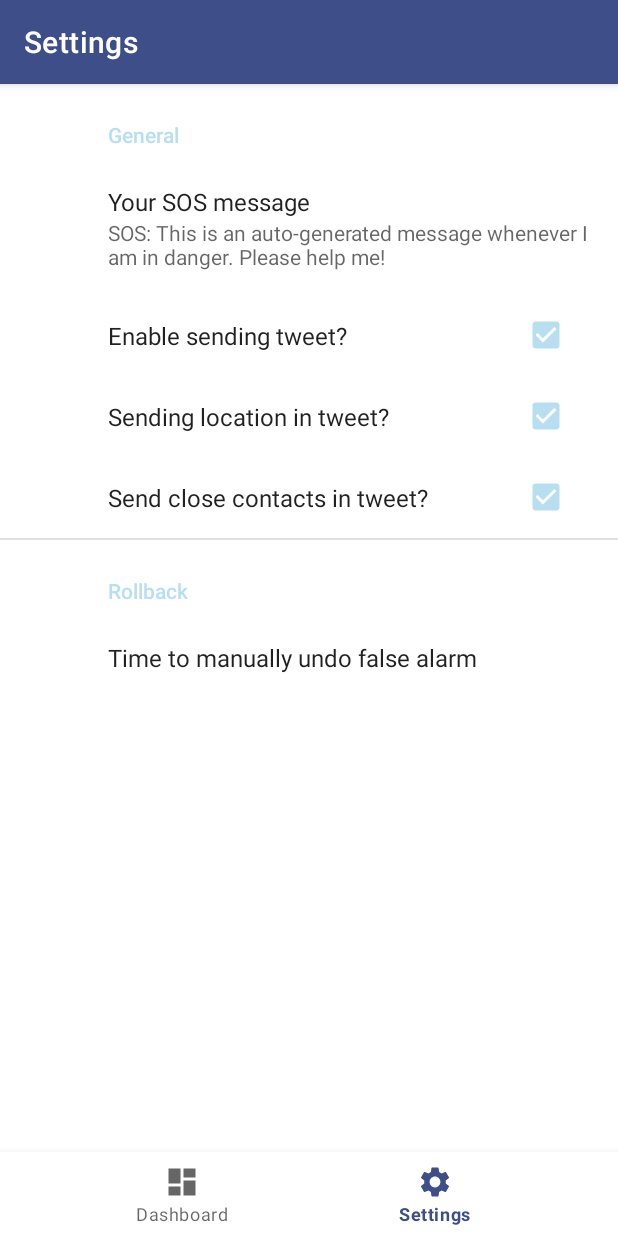
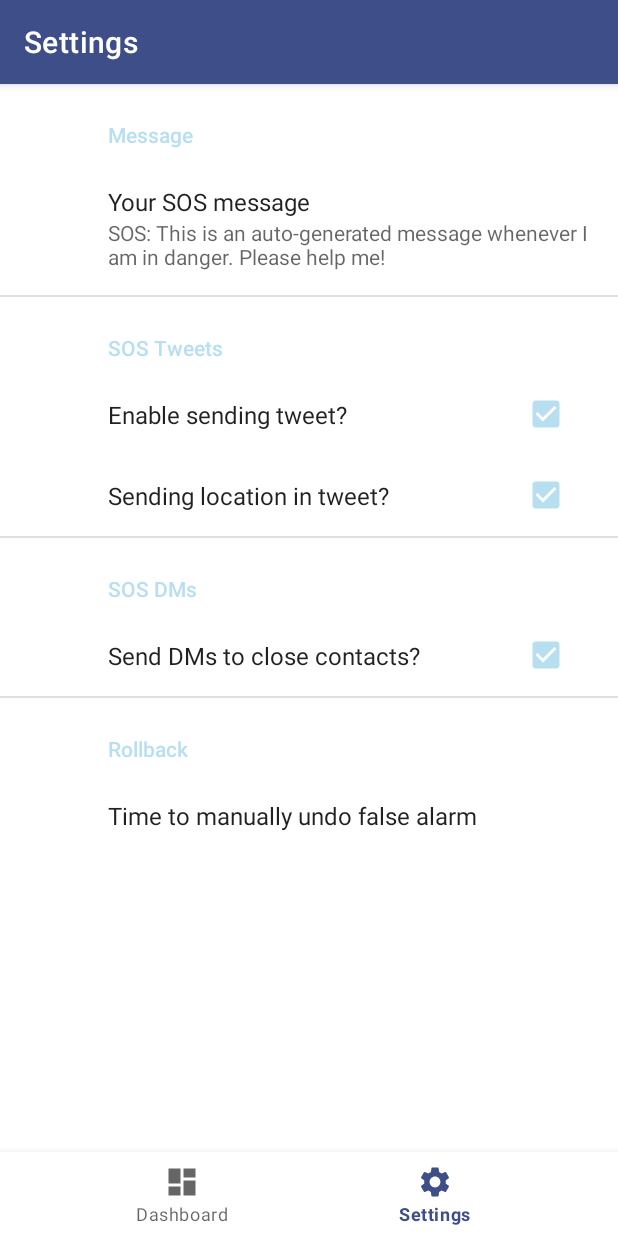
Before and after one commit to ankitshubham97/BroadcastSOS, an Android app: the screen it shows after launch (MainActivity), item 2 of the bottom bar chosen, on a phone screen of 412 x 824 dp. Run offline under Robolectric (Android 15) with nearby library versions, the phone set to English and light mode, and no system bars; our stand-ins replace androidx.preference, navigation-ui; libraries missing offline, so code that uses them is left out: com.github.scribejava.apis, com.github.scribejava.core; network calls fail; 2 statements that could not run were skipped.

Commit message:
feat: send DMs to close contacts

```diff
--- a/app/src/main/java/com/example/broadcastsos/Constants.kt
+++ b/app/src/main/java/com/example/broadcastsos/Constants.kt
@@ -3,5 +3,6 @@ package com.example.broadcastsos
 class Constants {
     companion object {
         const val GET_FOLLOWERS = "GET_FOLLOWERS"
+        const val SEND_DM = "SEND_DM"
     }
 }
--- /dev/null
+++ b/app/src/main/java/com/example/broadcastsos/services/twitter/rest/ITwitterApis.kt
@@ -0,0 +1,10 @@
+package com.example.broadcastsos.services.twitter.rest
+
+import android.content.Context
+import android.util.Log
+
+interface ITwitterApis {
+    fun sendTweet(context: Context, message: String)
+    fun getFollowers(context: Context, requestCode: String)
+    fun sendDM(context: Context, recipientId: String, msg: String, requestCode: String)
+}
--- a/app/src/main/java/com/example/broadcastsos/services/twitter/rest/MainView.kt
+++ /dev/null
@@ -1,8 +0,0 @@
-package com.example.broadcastsos.services.twitter.rest
-
-import okhttp3.Response
-
-interface MainView {
-    fun updateScreen(result: String)
-    fun fetchResponse(responseBody: String, responseCode: Int, requestCode: String)
-}
--- a/app/src/main/java/com/example/broadcastsos/services/twitter/rest/Network.kt
+++ b/app/src/main/java/com/example/broadcastsos/services/twitter/rest/Network.kt
@@ -1,8 +1,8 @@
 package com.example.broadcastsos.services.twitter.rest
 
-import android.util.Log
-import com.google.gson.Gson
-import okhttp3.*
+import okhttp3.OkHttpClient
+import okhttp3.Request
+import okhttp3.Response
 import java.util.concurrent.TimeUnit
 
 object Network {
@@ -11,63 +11,8 @@ object Network {
             .connectTimeout(1, TimeUnit.SECONDS)
             .build()
 
-    val httpUrlBuilder = HttpUrl.Builder()
-            .host("en.wikipedia.org")
-            .addPathSegment("w")
-            .addOthers()
-
-    val errorHttpUrlBuilder = HttpUrl.Builder()
-            .host("en.wikipedia.org")
-            .addPathSegment("x")
-            .addOthers()
-
-    val crashHttpUrlBuilder = HttpUrl.Builder()
-            .host("en.wikipedia.or")
-            .addPathSegment("w")
-            .addOthers()
-
-    private fun HttpUrl.Builder.addOthers() = this
-            .scheme("https")
-            .addPathSegment("api.php")
-            .addQueryParameter("action", "query")
-            .addQueryParameter("format", "json")
-            .addQueryParameter("list", "search")
-
-    private const val SEARCH_KEY = "srsearch"
-
-    fun fetchHttpResult(httpUrlBuilder: HttpUrl.Builder, queryString: String): Result {
-        val request = setupHttpRequest(httpUrlBuilder, queryString)
-        val response = httpClient.newCall(request).execute()
-        return deserializeResponse(response)
-    }
-
     fun fetchHttpResult(request: Request): Response {
         return httpClient.newCall(request).execute()
     }
 
-    private fun deserializeResponse(response: Response): Result {
-        if (!response.isSuccessful) {
-            return Result.NetworkError("Error ${response.code()}:${response.message()}")
-        }
-        val raw = response.body()?.string()
-        Log.i("Network", "raw: $raw")
-        val result = Gson().fromJson(raw, Model.Result::class.java)
-        return Result.NetworkResult(result.query.searchinfo.totalhits.toString())
-    }
-
-    private fun setupHttpRequest(
-        httpUrlBuilder: HttpUrl.Builder,
-        queryString: String
-    ): Request {
-        val httpUrl = httpUrlBuilder
-            .removeAllQueryParameters(SEARCH_KEY)
-            .addQueryParameter(SEARCH_KEY, queryString)
-            .build()
-        return Request.Builder().get().url(httpUrl).build()
-    }
-
-    sealed class Result {
-        class NetworkError(val message: String) : Result()
-        class NetworkResult(val message: String) : Result()
-    }
 }
--- a/app/src/main/java/com/example/broadcastsos/services/twitter/rest/NetworkAccess.kt
+++ /dev/null
@@ -1,15 +0,0 @@
-package com.example.broadcastsos.services.twitter.rest
-
-import android.content.Context
-import android.util.Log
-import okhttp3.HttpUrl
-
-interface NetworkAccess {
-    fun fetchData(httpUrlBuilder: HttpUrl.Builder, searchText: String)
-    fun terminate()
-    fun logOut(message: String) {
-        Log.d("Track", "$message ${Thread.currentThread()}")
-    }
-    fun sendTweet(context: Context, message: String)
-    fun getFollowers(context: Context, requestCode: String)
-}
--- a/app/src/main/java/com/example/broadcastsos/services/twitter/rest/OAuth1SigningInterceptor.kt
+++ /dev/null
@@ -1,141 +0,0 @@
-/*
- * Copyright (C) 2015 Jake Wharton
- * Modified work Copyright 2019 Phil Olson
- * Modified work Copyright 2022 Ankit Shubham
- *
- * Licensed under the Apache License, Version 2.0 (the "License");
- * you may not use this file except in compliance with the License.
- * You may obtain a copy of the License at
- *
- *      http://www.apache.org/licenses/LICENSE-2.0
- *
- * Unless required by applicable law or agreed to in writing, software
- * distributed under the License is distributed on an "AS IS" BASIS,
- * WITHOUT WARRANTIES OR CONDITIONS OF ANY KIND, either express or implied.
- * See the License for the specific language governing permissions and
- * limitations under the License.
- */
-
-package com.example.broadcastsos.services.twitter.rest
-
-import okhttp3.Interceptor
-import okhttp3.Request
-import okhttp3.RequestBody
-import okhttp3.Response
-import okio.Buffer
-import okio.ByteString
-import java.io.IOException
-import java.net.URLEncoder
-import java.security.GeneralSecurityException
-import java.util.*
-import javax.crypto.Mac
-import javax.crypto.spec.SecretKeySpec
-
-
-class Oauth1SigningInterceptor(val oauthKeys: OauthKeys,
-                               val nonce: String = UUID.randomUUID().toString(),
-                               val timestamp: Long = System.currentTimeMillis() / 1000L) : Interceptor {
-
-    @Throws(IOException::class)
-    override fun intercept(chain: Interceptor.Chain): Response {
-        return chain.proceed(signRequest(chain.request()))
-    }
-
-    @Throws(IOException::class)
-    fun signRequest(request: Request): Request {
-
-        //Setup default parameters that will be sent with authorization header
-        val parameters = hashMapOf(
-            OAUTH_CONSUMER_KEY to oauthKeys.consumerKey,
-            OAUTH_NONCE to nonce,
-            OAUTH_SIGNATURE_METHOD to OAUTH_SIGNATURE_METHOD_VALUE,
-            OAUTH_TIMESTAMP to timestamp.toString(),
-            OAUTH_VERSION to OAUTH_VERSION_VALUE
-        )
-        oauthKeys.accessToken?.let { parameters[OAUTH_TOKEN] = it }
-
-        //Copy query parameters into param map
-        val url = request.url()
-        for (i in 0 until url.querySize()) {
-            parameters[url.queryParameterName(i)] = url.queryParameterValue(i)
-        }
-
-        //Create signature
-        val method = request.method().encodeUtf8()
-        val baseUrl = request.url().newBuilder().query(null).build().toString().encodeUtf8()
-        val signingKey = "${oauthKeys.consumerSecret.encodeUtf8()}&${oauthKeys.accessSecret?.encodeUtf8()
-            ?: ""}"
-        val params = parameters.encodeForSignature()
-        val dataToSign = "$method&$baseUrl&$params"
-        parameters[OAUTH_SIGNATURE] = sign(signingKey, dataToSign).encodeUtf8()
-
-        //Create auth header
-        val authHeader = "OAuth ${parameters.toHeaderFormat()}"
-        return request.newBuilder().addHeader("Authorization", authHeader).build()
-    }
-
-    private fun RequestBody.asString() = Buffer().run {
-        writeTo(this)
-        readUtf8().replace("+", "%2B")
-    }
-
-    @Throws(GeneralSecurityException::class)
-    private fun sign(key: String, data: String): String {
-        val secretKey = SecretKeySpec(key.toBytesUtf8(), "HmacSHA1")
-        val macResult = Mac.getInstance("HmacSHA1").run {
-            init(secretKey)
-            doFinal(data.toBytesUtf8())
-        }
-        return ByteString.of(*macResult).base64()
-    }
-
-    private fun String.toBytesUtf8() = this.toByteArray()
-
-    private fun HashMap<String, String>.toHeaderFormat() =
-        filter { it.key in baseKeys }
-            .toList()
-            .sortedBy { (key, _) -> key }
-            .toMap()
-            .map { "${it.key}=\"${it.value}\"" }
-            .joinToString(", ")
-
-
-    private fun HashMap<String, String>.encodeForSignature() =
-        toList()
-            .sortedBy { (key, _) -> key }
-            .toMap()
-            .map { "${it.key}=${it.value}" }
-            .joinToString("&")
-            .encodeUtf8()
-
-    private fun String.encodeUtf8() = URLEncoder.encode(this, "UTF-8").replace("+", "%2B")
-
-    companion object {
-        private const val OAUTH_CONSUMER_KEY = "oauth_consumer_key"
-        private const val OAUTH_NONCE = "oauth_nonce"
-        private const val OAUTH_SIGNATURE = "oauth_signature"
-        private const val OAUTH_SIGNATURE_METHOD = "oauth_signature_method"
-        private const val OAUTH_SIGNATURE_METHOD_VALUE = "HMAC-SHA1"
-        private const val OAUTH_TIMESTAMP = "oauth_timestamp"
-        private const val OAUTH_TOKEN = "oauth_token"
-        private const val OAUTH_VERSION = "oauth_version"
-        private const val OAUTH_VERSION_VALUE = "1.0"
-
-        private val baseKeys = arrayListOf(
-            OAUTH_CONSUMER_KEY,
-            OAUTH_NONCE,
-            OAUTH_SIGNATURE,
-            OAUTH_SIGNATURE_METHOD,
-            OAUTH_TIMESTAMP,
-            OAUTH_TOKEN,
-            OAUTH_VERSION
-        )
-    }
-}
-
-data class OauthKeys(
-    val consumerKey: String,
-    val consumerSecret: String,
-    val accessToken: String? = null,
-    val accessSecret: String? = null
-)
--- a/app/src/main/java/com/example/broadcastsos/services/twitter/rest/TwitterService.kt
+++ b/app/src/main/java/com/example/broadcastsos/services/twitter/rest/TwitterService.kt
@@ -2,26 +2,29 @@ package com.example.broadcastsos.services.twitter.rest
 
 import android.content.Context
 import android.content.SharedPreferences
-import android.os.Build
 import android.util.Log
-import androidx.annotation.RequiresApi
 import kotlinx.coroutines.*
 import okhttp3.*
+import okio.Buffer
+import okio.ByteString
 import java.io.IOException
+import java.net.URLEncoder
+import java.security.GeneralSecurityException
+import java.util.*
+import javax.crypto.Mac
+import javax.crypto.spec.SecretKeySpec
+import okhttp3.Interceptor
+import okhttp3.Request
+import okhttp3.RequestBody
+import okhttp3.Response
 
-
-class TwitterService(private val view: MainView) : NetworkAccess {
-    private val client = OkHttpClient();
+class TwitterService(private val viewModel: TwitterViewModel) : ITwitterApis {
     private lateinit var sharedPref: SharedPreferences;
     private var coroutineScope: CoroutineScope? = null
 
     private val errorHandler = CoroutineExceptionHandler { context, error ->
-        logOut("Async Exception")
         coroutineScope?.launch(Dispatchers.Main) {
-            logOut("Async Exception Result")
             error.printStackTrace()
-            logOut(error.message?: error.toString())
-            view.updateScreen(error.localizedMessage ?: "")
         }
     }
     private fun getOauthKeys(context: Context) =
@@ -39,7 +42,6 @@ class TwitterService(private val view: MainView) : NetworkAccess {
         coroutineScope?.launch(errorHandler) {
             try {
                 val defer = async(Dispatchers.IO) {
-                    logOut("Async Fetch Started")
                     sharedPref = context.getSharedPreferences("sharedPref", Context.MODE_PRIVATE)
                     val oauthKeys = getOauthKeys(context)
                     val oauth1 = Oauth1SigningInterceptor(oauthKeys = oauthKeys)
@@ -57,17 +59,13 @@ class TwitterService(private val view: MainView) : NetworkAccess {
                     val signed = oauth1.signRequest(request)
 
                     Network.fetchHttpResult(signed).apply {
-                        logOut("Async Fetch Done")
                     }
                 }
                 when (val result = defer.await()) {
                     is Response -> {
-                        logOut("Async Fetch Result")
-                        view.updateScreen("Tweeted")
                     }
                 }
             } catch (e: CancellationException) {
-                logOut("Async Cancel Result")
             }
         }
 
@@ -79,7 +77,6 @@ class TwitterService(private val view: MainView) : NetworkAccess {
         coroutineScope?.launch(errorHandler) {
             try {
                 val defer = async(Dispatchers.IO) {
-                    logOut("Async Fetch Started")
                     sharedPref = context.getSharedPreferences("sharedPref", Context.MODE_PRIVATE)
                     val oauthKeys = getOauthKeys(context)
                     val oauth1 = Oauth1SigningInterceptor(oauthKeys = oauthKeys)
@@ -93,31 +90,162 @@ class TwitterService(private val view: MainView) : NetworkAccess {
                     val signed = oauth1.signRequest(request)
 
                     Network.fetchHttpResult(signed).apply {
-                        logOut("Async Fetch Done")
                     }
                 }
                 when (val result = defer.await()) {
                     is Response -> {
-                        val body = result.body()?.string()
-                        Log.i("code", result.code().toString())
-                        Log.i("body", body ?: "")
-                        view.updateScreen(body ?: "")
-                        view.fetchResponse(body ?: "", result.code(),  requestCode)
-                        logOut("Async Post Success Result")
+                        val body = result.body()?.string() ?: ""
+                        viewModel.syncResponse(body, result.code(),  requestCode)
                     }
                 }
             } catch (e: CancellationException) {
-                logOut("Async Cancel Result")
             }
         }
     }
 
-    override fun fetchData(httpUrlBuilder: HttpUrl.Builder, searchText: String) {
-        TODO("Not yet implemented")
+    override fun sendDM(context: Context, recipientId: String, msg: String, requestCode: String) {
+        coroutineScope?.cancel()
+        coroutineScope = MainScope()
+        coroutineScope?.launch(errorHandler) {
+            try {
+                val defer = async(Dispatchers.IO) {
+                    sharedPref = context.getSharedPreferences("sharedPref", Context.MODE_PRIVATE)
+                    val oauthKeys = getOauthKeys(context)
+                    val oauth1 = Oauth1SigningInterceptor(oauthKeys = oauthKeys)
+                    val userId = sharedPref.getString("userId", "") ?: ""
+                    Log.i("userId", userId)
+                    val mediaTypeJson = MediaType.parse("application/json; charset=utf-8")
+
+                    val body: RequestBody = RequestBody.create(mediaTypeJson, "{\"event\": {\"type\": \"message_create\", \"message_create\": {\"target\": {\"recipient_id\": \"${recipientId}\"}, \"message_data\": {\"text\": \"${msg}\"}}}}")
+                    val request = Request.Builder()
+                        .url("https://api.twitter.com/1.1/direct_messages/events/new.json")
+                        .post(body)
+                        .build()
+
+                    val signed = oauth1.signRequest(request)
+
+                    Network.fetchHttpResult(signed).apply {
+                    }
+                }
+                when (val result = defer.await()) {
+                    is Response -> {
+                        val body = result.body()?.string() ?: ""
+                        Log.i("body", body)
+                        viewModel.syncResponse(body, result.code(),  requestCode)
+                    }
+                }
+            } catch (e: CancellationException) {
+            }
+        }
+    }
+}
+
+
+
+class Oauth1SigningInterceptor(val oauthKeys: OauthKeys,
+                               val nonce: String = UUID.randomUUID().toString(),
+                               val timestamp: Long = System.currentTimeMillis() / 1000L) : Interceptor {
+
+    @Throws(IOException::class)
+    override fun intercept(chain: Interceptor.Chain): Response {
+        return chain.proceed(signRequest(chain.request()))
     }
 
-    override fun terminate() {
-        TODO("Not yet implemented")
+    @Throws(IOException::class)
+    fun signRequest(request: Request): Request {
+
+        //Setup default parameters that will be sent with authorization header
+        val parameters = hashMapOf(
+            OAUTH_CONSUMER_KEY to oauthKeys.consumerKey,
+            OAUTH_NONCE to nonce,
+            OAUTH_SIGNATURE_METHOD to OAUTH_SIGNATURE_METHOD_VALUE,
+            OAUTH_TIMESTAMP to timestamp.toString(),
+            OAUTH_VERSION to OAUTH_VERSION_VALUE
+        )
+        oauthKeys.accessToken?.let { parameters[OAUTH_TOKEN] = it }
+
+        //Copy query parameters into param map
+        val url = request.url()
+        for (i in 0 until url.querySize()) {
+            parameters[url.queryParameterName(i)] = url.queryParameterValue(i)
+        }
+
+        //Create signature
+        val method = request.method().encodeUtf8()
+        val baseUrl = request.url().newBuilder().query(null).build().toString().encodeUtf8()
+        val signingKey = "${oauthKeys.consumerSecret.encodeUtf8()}&${oauthKeys.accessSecret?.encodeUtf8()
+            ?: ""}"
+        val params = parameters.encodeForSignature()
+        val dataToSign = "$method&$baseUrl&$params"
+        parameters[OAUTH_SIGNATURE] = sign(signingKey, dataToSign).encodeUtf8()
+
+        //Create auth header
+        val authHeader = "OAuth ${parameters.toHeaderFormat()}"
+        return request.newBuilder().addHeader("Authorization", authHeader).build()
     }
 
+    private fun RequestBody.asString() = Buffer().run {
+        writeTo(this)
+        readUtf8().replace("+", "%2B")
+    }
+
+    @Throws(GeneralSecurityException::class)
+    private fun sign(key: String, data: String): String {
+        val secretKey = SecretKeySpec(key.toBytesUtf8(), "HmacSHA1")
+        val macResult = Mac.getInstance("HmacSHA1").run {
+            init(secretKey)
+            doFinal(data.toBytesUtf8())
+        }
+        return ByteString.of(*macResult).base64()
+    }
+
+    private fun String.toBytesUtf8() = this.toByteArray()
+
+    private fun HashMap<String, String>.toHeaderFormat() =
+        filter { it.key in baseKeys }
+            .toList()
+            .sortedBy { (key, _) -> key }
+            .toMap()
+            .map { "${it.key}=\"${it.value}\"" }
+            .joinToString(", ")
+
+
+    private fun HashMap<String, String>.encodeForSignature() =
+        toList()
+            .sortedBy { (key, _) -> key }
+            .toMap()
+            .map { "${it.key}=${it.value}" }
+            .joinToString("&")
+            .encodeUtf8()
+
+    private fun String.encodeUtf8() = URLEncoder.encode(this, "UTF-8").replace("+", "%2B")
+
+    companion object {
+        private const val OAUTH_CONSUMER_KEY = "oauth_consumer_key"
+        private const val OAUTH_NONCE = "oauth_nonce"
+        private const val OAUTH_SIGNATURE = "oauth_signature"
+        private const val OAUTH_SIGNATURE_METHOD = "oauth_signature_method"
+        private const val OAUTH_SIGNATURE_METHOD_VALUE = "HMAC-SHA1"
+        private const val OAUTH_TIMESTAMP = "oauth_timestamp"
+        private const val OAUTH_TOKEN = "oauth_token"
+        private const val OAUTH_VERSION = "oauth_version"
+        private const val OAUTH_VERSION_VALUE = "1.0"
+
+        private val baseKeys = arrayListOf(
+            OAUTH_CONSUMER_KEY,
+            OAUTH_NONCE,
+            OAUTH_SIGNATURE,
+            OAUTH_SIGNATURE_METHOD,
+            OAUTH_TIMESTAMP,
+            OAUTH_TOKEN,
+            OAUTH_VERSION
+        )
+    }
 }
+
+data class OauthKeys(
+    val consumerKey: String,
+    val consumerSecret: String,
+    val accessToken: String? = null,
+    val accessSecret: String? = null
+)
--- /dev/null
+++ b/app/src/main/java/com/example/broadcastsos/services/twitter/rest/TwitterViewModel.kt
@@ -0,0 +1,5 @@
+package com.example.broadcastsos.services.twitter.rest
+
+interface TwitterViewModel {
+    fun syncResponse(responseBody: String, responseCode: Int, requestCode: String)
+}
--- a/app/src/main/java/com/example/broadcastsos/services/twitter/rest/GetFollowersResponseModel.kt
+++ b/app/src/main/java/com/example/broadcastsos/services/twitter/rest/models/GetFollowersResponseModel.kt
@@ -1,4 +1,4 @@
-package com.example.broadcastsos.services.twitter.rest
+package com.example.broadcastsos.services.twitter.rest.models
 
 
 import com.google.gson.annotations.SerializedName
--- a/app/src/main/java/com/example/broadcastsos/ui/dashboard/DashboardFragment.kt
+++ b/app/src/main/java/com/example/broadcastsos/ui/dashboard/DashboardFragment.kt
@@ -15,9 +15,9 @@ import androidx.lifecycle.MutableLiveData
 import androidx.lifecycle.Observer
 import com.example.broadcastsos.R
 import com.example.broadcastsos.databinding.FragmentDashboardBinding
+import com.example.broadcastsos.services.background.RestarterBroadcastReceiver
 import com.example.broadcastsos.services.twitter.oauth.interfaces.IAuthTwitter
 import com.example.broadcastsos.services.twitter.oauth.network.OauthHandler
-import com.example.broadcastsos.services.background.RestarterBroadcastReceiver
 
 
 class DashboardFragment : Fragment(), IAuthTwitter {
--- a/app/src/main/java/com/example/broadcastsos/ui/settings/SettingsFragment.kt
+++ b/app/src/main/java/com/example/broadcastsos/ui/settings/SettingsFragment.kt
@@ -13,9 +13,10 @@ import androidx.preference.*
 import com.example.broadcastsos.Constants.Companion.GET_FOLLOWERS
 import com.example.broadcastsos.R
 import com.example.broadcastsos.databinding.FragmentSettingsBinding
-import com.example.broadcastsos.services.twitter.rest.*
+import com.example.broadcastsos.services.twitter.rest.models.GetFollowersResponseModel
+import com.example.broadcastsos.services.twitter.rest.TwitterViewModel
+import com.example.broadcastsos.services.twitter.rest.TwitterService
 import com.google.gson.Gson
-import okhttp3.Response
 
 
 class SettingsFragment : Fragment() {
@@ -51,30 +52,17 @@ class SettingsFragment : Fragment() {
         super.onDestroyView()
         _binding = null
     }
-    class SettingsFragment : PreferenceFragmentCompat(), MainView {
-        private val networkAccessCoroutinesAsyncAwait = NetworkAccessCoroutinesAsyncAwait(this)
+    class SettingsFragment : PreferenceFragmentCompat(), TwitterViewModel {
         private val twitterService: TwitterService by lazy { TwitterService(this) }
 
         override fun onCreatePreferences(savedInstanceState: Bundle?, rootKey: String?) {
             setPreferencesFromResource(R.xml.root_preferences, rootKey)
 //            networkAccessCoroutinesAsyncAwait.fetchData(Network.httpUrlBuilder, "Boy")
             twitterService.getFollowers(this.requireContext(), GET_FOLLOWERS)
-            val sharedPreferences = PreferenceManager.getDefaultSharedPreferences(this.requireContext())
-            val settings_close_contacts = sharedPreferences.getStringSet("settings_close_contacts", null);
-            if (settings_close_contacts != null) {
-                val set = settings_close_contacts
-                for (i in set) {
-                    Log.i("sddsssss", i)
-                }
-            }
 
         }
 
-        override fun updateScreen(result: String) {
-            Log.i("updateScreen", result)
-        }
-
-        override fun fetchResponse(responseBody: String, responseCode: Int, requestCode: String) {
+        override fun syncResponse(responseBody: String, responseCode: Int, requestCode: String) {
             if (requestCode == GET_FOLLOWERS) {
                 if (responseCode == 200) {
                     Log.i("comparison", responseBody)
@@ -83,13 +71,13 @@ class SettingsFragment : Fragment() {
                     result.data.map { Log.i("fetchResponse names", it.name) }
                     val screen = preferenceManager.preferenceScreen as PreferenceScreen
                     val category = PreferenceCategory(context)
-                    category.title = "category name"
+                    category.title = "Close Contacts"
 
                     screen.addPreference(category)
 
                     val contactList = MultiSelectListPreference(context)
-                    contactList.title = "title"
-                    contactList.summary = "summary"
+                    contactList.title = "Your close contacts"
+                    contactList.summary = "DMs will be sent to these contacts"
                     contactList.entries = result.data.map { it.name }.toTypedArray()
                     contactList.entryValues = result.data.map { it.id }.toTypedArray()
                     contactList.key = "settings_close_contacts"
--- a/app/src/main/res/xml/root_preferences.xml
+++ b/app/src/main/res/xml/root_preferences.xml
@@ -1,7 +1,7 @@
 <PreferenceScreen xmlns:app="http://schemas.android.com/apk/res-auto"
     xmlns:android="http://schemas.android.com/apk/res/android">
 
-    <PreferenceCategory app:title="General">
+    <PreferenceCategory app:title="Message">
 
         <EditTextPreference
             app:key="settings_sos_message"
@@ -9,6 +9,8 @@
             app:defaultValue="SOS: This is an auto-generated message whenever I am in danger. Please help me!"
             app:useSimpleSummaryProvider="true" />
 
+    </PreferenceCategory>
+    <PreferenceCategory app:title="SOS Tweets">
         <CheckBoxPreference
             app:key="settings_enable_sending_tweet"
             app:title="Enable sending tweet?"
@@ -19,13 +21,12 @@
             app:dependency="settings_enable_sending_tweet"
             app:title="Sending location in tweet?"
             android:defaultValue="true"/>
-
+    </PreferenceCategory>
+    <PreferenceCategory app:title="SOS DMs">
         <CheckBoxPreference
-            app:key="settings_enable_sending_close_contacts_in_tweet"
-            app:dependency="settings_enable_sending_tweet"
-            app:title="Send close contacts in tweet?"
+            app:key="settings_enable_sending_dms_to_close_contacts"
+            app:title="Send DMs to close contacts?"
             android:defaultValue="true"/>
-
     </PreferenceCategory>
 
     <PreferenceCategory app:title="Rollback">
```
Also changed, not shown: app/src/main/java/com/example/broadcastsos/services/background/ShakeService.kt (+23 -12 lines), app/src/main/java/com/example/broadcastsos/services/twitter/rest/Model.kt (deleted, +0 -7 lines), app/src/main/java/com/example/broadcastsos/services/twitter/rest/NetworkAccessCoroutinesAsyncAwait.kt (deleted, +0 -58 lines).
